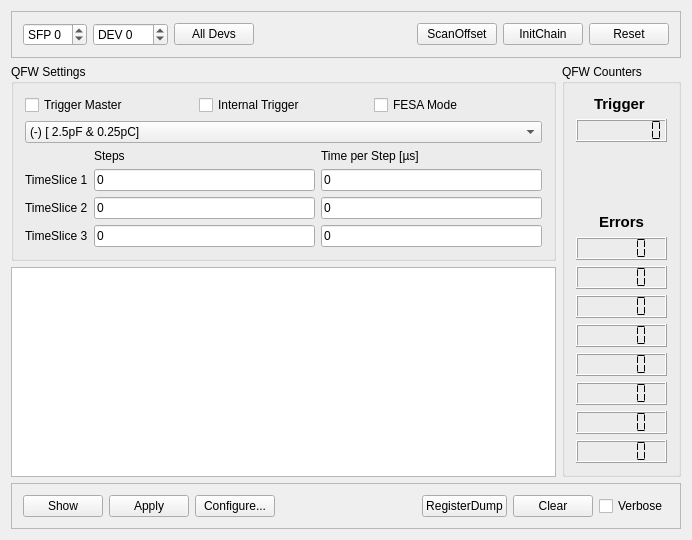
The window that mbspex/gui/qt/PolandGui.ui (gsi-ee/drivers) describes before a commit, drawn with Qt 5.
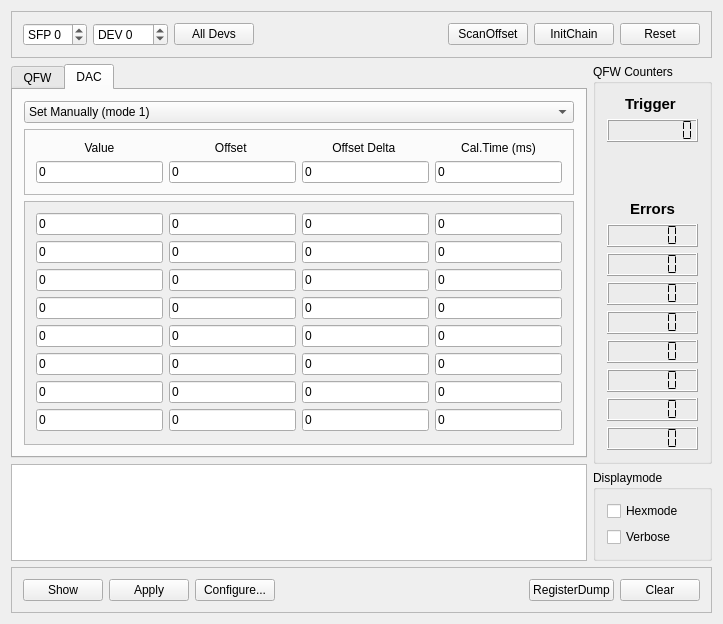
The same window after the commit.

Commit message: Poland gui v0.2 - added dac modes and many features, redesign of view

```diff
--- a/mbspex/gui/qt/PolandGui.ui
+++ b/mbspex/gui/qt/PolandGui.ui
@@ -6,14 +6,14 @@
    <rect>
     <x>0</x>
     <y>0</y>
-    <width>692</width>
-    <height>540</height>
+    <width>723</width>
+    <height>553</height>
    </rect>
   </property>
   <property name="windowTitle">
    <string>POLAND GUI</string>
   </property>
-  <layout class="QGridLayout" name="gridLayout_4">
+  <layout class="QGridLayout" name="gridLayout_2">
    <item row="0" column="0" colspan="2">
     <widget class="QFrame" name="frame">
      <property name="sizePolicy">
@@ -149,21 +149,25 @@
     </widget>
    </item>
    <item row="1" column="0">
-    <widget class="QGroupBox" name="QFWgroupBox">
+    <widget class="QTabWidget" name="QFW_DAC_tabWidget">
      <property name="sizePolicy">
-      <sizepolicy hsizetype="Preferred" vsizetype="Fixed">
+      <sizepolicy hsizetype="Expanding" vsizetype="Fixed">
        <horstretch>0</horstretch>
        <verstretch>0</verstretch>
       </sizepolicy>
      </property>
-     <property name="title">
-      <string>QFW Settings</string>
+     <property name="currentIndex">
+      <number>1</number>
      </property>
-     <layout class="QGridLayout" name="gridLayout_3">
-      <item row="0" column="0">
+     <widget class="QWidget" name="qfwtab">
+      <attribute name="title">
+       <string>QFW</string>
+      </attribute>
+      <layout class="QVBoxLayout" name="verticalLayout_4">
+       <item>
        <layout class="QHBoxLayout" name="horizontalLayout_2">
         <property name="sizeConstraint">
-         <enum>QLayout::SetDefaultConstraint</enum>
+          <enum>QLayout::SetFixedSize</enum>
         </property>
         <item>
          <widget class="QCheckBox" name="MasterTriggerBox">
@@ -188,7 +192,7 @@
         </item>
        </layout>
       </item>
-      <item row="1" column="0">
+       <item>
        <widget class="QComboBox" name="ModeComboBox">
         <property name="toolTip">
          <string>&lt;html&gt;&lt;head/&gt;&lt;body&gt;&lt;p&gt;Select qfw measurement sensitivity range of board&lt;/p&gt;&lt;/body&gt;&lt;/html&gt;</string>
@@ -235,7 +239,7 @@
         </item>
        </widget>
       </item>
-      <item row="2" column="0">
+       <item>
        <layout class="QGridLayout" name="gridLayout">
         <item row="0" column="1">
          <widget class="QLabel" name="TSStepsLabe">
@@ -338,9 +342,555 @@
           </property>
          </widget>
         </item>
-       </layout>
-      </item>
-     </layout>
+         <item row="0" column="1">
+          <widget class="QLabel" name="TSStepsLabe">
+           <property name="text">
+            <string>Steps</string>
+           </property>
+          </widget>
+         </item>
+        </layout>
+       </item>
+       <item>
+        <spacer name="verticalSpacer_2">
+         <property name="orientation">
+          <enum>Qt::Vertical</enum>
+         </property>
+         <property name="sizeHint" stdset="0">
+          <size>
+           <width>20</width>
+           <height>182</height>
+          </size>
+         </property>
+        </spacer>
+       </item>
+      </layout>
+     </widget>
+     <widget class="QWidget" name="DACtab">
+      <attribute name="title">
+       <string>DAC</string>
+      </attribute>
+      <layout class="QVBoxLayout" name="verticalLayout_6">
+       <item>
+        <widget class="QComboBox" name="DACModeComboBox">
+         <property name="toolTip">
+          <string>&lt;html&gt;&lt;head/&gt;&lt;body&gt;&lt;p&gt;Select DAC setup mode&lt;/p&gt;&lt;/body&gt;&lt;/html&gt;</string>
+         </property>
+         <item>
+          <property name="text">
+           <string>Set Manually (mode 1)</string>
+          </property>
+         </item>
+         <item>
+          <property name="text">
+           <string>Test Structure (mode 2)</string>
+          </property>
+         </item>
+         <item>
+          <property name="text">
+           <string>Calibrate (mode 3)</string>
+          </property>
+         </item>
+         <item>
+          <property name="text">
+           <string>All Constant (mode 4)</string>
+          </property>
+         </item>
+        </widget>
+       </item>
+       <item>
+        <widget class="QFrame" name="DACCaliFrame">
+         <property name="sizePolicy">
+          <sizepolicy hsizetype="Preferred" vsizetype="Fixed">
+           <horstretch>0</horstretch>
+           <verstretch>0</verstretch>
+          </sizepolicy>
+         </property>
+         <property name="frameShape">
+          <enum>QFrame::StyledPanel</enum>
+         </property>
+         <property name="frameShadow">
+          <enum>QFrame::Raised</enum>
+         </property>
+         <layout class="QGridLayout" name="gridLayout_9">
+          <item row="0" column="0">
+           <layout class="QGridLayout" name="gridLayout_5">
+            <item row="0" column="0">
+             <widget class="QLabel" name="StartValueLabel">
+              <property name="text">
+               <string>Value</string>
+              </property>
+              <property name="alignment">
+               <set>Qt::AlignCenter</set>
+              </property>
+             </widget>
+            </item>
+            <item row="1" column="0">
+             <widget class="QLineEdit" name="DACStartValueLineEdit">
+              <property name="toolTip">
+               <string>&lt;html&gt;&lt;head/&gt;&lt;body&gt;&lt;p&gt;Value to set to all DACs, or start value for offset calibration&lt;/p&gt;&lt;/body&gt;&lt;/html&gt;</string>
+              </property>
+              <property name="text">
+               <string>0</string>
+              </property>
+             </widget>
+            </item>
+           </layout>
+          </item>
+          <item row="0" column="1">
+           <layout class="QGridLayout" name="gridLayout_6">
+            <item row="0" column="0">
+             <widget class="QLabel" name="OffsetLabel">
+              <property name="text">
+               <string>Offset </string>
+              </property>
+              <property name="alignment">
+               <set>Qt::AlignCenter</set>
+              </property>
+             </widget>
+            </item>
+            <item row="1" column="0">
+             <widget class="QLineEdit" name="DACOffsetLineEdit">
+              <property name="toolTip">
+               <string>&lt;html&gt;&lt;head/&gt;&lt;body&gt;&lt;p&gt;Offset value for DAC calibration&lt;/p&gt;&lt;/body&gt;&lt;/html&gt;</string>
+              </property>
+              <property name="text">
+               <string>0</string>
+              </property>
+             </widget>
+            </item>
+           </layout>
+          </item>
+          <item row="0" column="2">
+           <layout class="QGridLayout" name="gridLayout_7">
+            <item row="0" column="0">
+             <widget class="QLabel" name="DeltaOffsetLabel">
+              <property name="text">
+               <string>Offset Delta </string>
+              </property>
+              <property name="alignment">
+               <set>Qt::AlignCenter</set>
+              </property>
+             </widget>
+            </item>
+            <item row="1" column="0">
+             <widget class="QLineEdit" name="DACDeltaOffsetLineEdit">
+              <property name="toolTip">
+               <string>&lt;html&gt;&lt;head/&gt;&lt;body&gt;&lt;p&gt;Maximum offset tolerance for DAC calibration&lt;/p&gt;&lt;/body&gt;&lt;/html&gt;</string>
+              </property>
+              <property name="text">
+               <string>0</string>
+              </property>
+             </widget>
+            </item>
+           </layout>
+          </item>
+          <item row="0" column="3">
+           <layout class="QGridLayout" name="gridLayout_8">
+            <item row="0" column="0">
+             <widget class="QLabel" name="CalibTimeLabel">
+              <property name="text">
+               <string>Cal.Time (ms)</string>
+              </property>
+              <property name="alignment">
+               <set>Qt::AlignCenter</set>
+              </property>
+             </widget>
+            </item>
+            <item row="1" column="0">
+             <widget class="QLineEdit" name="DACCalibTimeLineEdit">
+              <property name="toolTip">
+               <string>&lt;html&gt;&lt;head/&gt;&lt;body&gt;&lt;p&gt;Calibration time in milliseconds&lt;/p&gt;&lt;/body&gt;&lt;/html&gt;</string>
+              </property>
+              <property name="text">
+               <string>0</string>
+              </property>
+             </widget>
+            </item>
+           </layout>
+          </item>
+         </layout>
+        </widget>
+       </item>
+       <item>
+        <widget class="QScrollArea" name="DACscrollArea">
+         <property name="sizePolicy">
+          <sizepolicy hsizetype="Expanding" vsizetype="Minimum">
+           <horstretch>0</horstretch>
+           <verstretch>0</verstretch>
+          </sizepolicy>
+         </property>
+         <property name="widgetResizable">
+          <bool>true</bool>
+         </property>
+         <widget class="QWidget" name="scrollAreaWidgetContents">
+          <property name="geometry">
+           <rect>
+            <x>0</x>
+            <y>0</y>
+            <width>542</width>
+            <height>236</height>
+           </rect>
+          </property>
+          <layout class="QVBoxLayout" name="verticalLayout">
+           <item>
+            <layout class="QHBoxLayout" name="horizontalLayout_4">
+             <item>
+              <widget class="QLineEdit" name="DAClineEdit_1">
+               <property name="toolTip">
+                <string>&lt;html&gt;&lt;head/&gt;&lt;body&gt;&lt;p&gt;DAC 1 value&lt;/p&gt;&lt;/body&gt;&lt;/html&gt;</string>
+               </property>
+               <property name="text">
+                <string>0</string>
+               </property>
+              </widget>
+             </item>
+             <item>
+              <widget class="QLineEdit" name="DAClineEdit_2">
+               <property name="toolTip">
+                <string>&lt;html&gt;&lt;head/&gt;&lt;body&gt;&lt;p&gt;DAC 2 value&lt;/p&gt;&lt;/body&gt;&lt;/html&gt;</string>
+               </property>
+               <property name="text">
+                <string>0</string>
+               </property>
+              </widget>
+             </item>
+             <item>
+              <widget class="QLineEdit" name="DAClineEdit_3">
+               <property name="toolTip">
+                <string>&lt;html&gt;&lt;head/&gt;&lt;body&gt;&lt;p&gt;DAC 3 value&lt;/p&gt;&lt;/body&gt;&lt;/html&gt;</string>
+               </property>
+               <property name="text">
+                <string>0</string>
+               </property>
+              </widget>
+             </item>
+             <item>
+              <widget class="QLineEdit" name="DAClineEdit_4">
+               <property name="toolTip">
+                <string>&lt;html&gt;&lt;head/&gt;&lt;body&gt;&lt;p&gt;DAC 4 value&lt;/p&gt;&lt;/body&gt;&lt;/html&gt;</string>
+               </property>
+               <property name="text">
+                <string>0</string>
+               </property>
+              </widget>
+             </item>
+            </layout>
+           </item>
+           <item>
+            <layout class="QHBoxLayout" name="horizontalLayout_5">
+             <item>
+              <widget class="QLineEdit" name="DAClineEdit_5">
+               <property name="toolTip">
+                <string>&lt;html&gt;&lt;head/&gt;&lt;body&gt;&lt;p&gt;DAC 5 value&lt;/p&gt;&lt;/body&gt;&lt;/html&gt;</string>
+               </property>
+               <property name="text">
+                <string>0</string>
+               </property>
+              </widget>
+             </item>
+             <item>
+              <widget class="QLineEdit" name="DAClineEdit_6">
+               <property name="toolTip">
+                <string>&lt;html&gt;&lt;head/&gt;&lt;body&gt;&lt;p&gt;DAC 6 value&lt;/p&gt;&lt;/body&gt;&lt;/html&gt;</string>
+               </property>
+               <property name="text">
+                <string>0</string>
+               </property>
+              </widget>
+             </item>
+             <item>
+              <widget class="QLineEdit" name="DAClineEdit_7">
+               <property name="toolTip">
+                <string>&lt;html&gt;&lt;head/&gt;&lt;body&gt;&lt;p&gt;DAC 7 value&lt;/p&gt;&lt;/body&gt;&lt;/html&gt;</string>
+               </property>
+               <property name="text">
+                <string>0</string>
+               </property>
+              </widget>
+             </item>
+             <item>
+              <widget class="QLineEdit" name="DAClineEdit_8">
+               <property name="toolTip">
+                <string>&lt;html&gt;&lt;head/&gt;&lt;body&gt;&lt;p&gt;DAC 8 value&lt;/p&gt;&lt;/body&gt;&lt;/html&gt;</string>
+               </property>
+               <property name="text">
+                <string>0</string>
+               </property>
+              </widget>
+             </item>
+            </layout>
+           </item>
+           <item>
+            <layout class="QHBoxLayout" name="horizontalLayout_6">
+             <item>
+              <widget class="QLineEdit" name="DAClineEdit_9">
+               <property name="toolTip">
+                <string>&lt;html&gt;&lt;head/&gt;&lt;body&gt;&lt;p&gt;DAC 9 value&lt;/p&gt;&lt;/body&gt;&lt;/html&gt;</string>
+               </property>
+               <property name="text">
+                <string>0</string>
+               </property>
+              </widget>
+             </item>
+             <item>
+              <widget class="QLineEdit" name="DAClineEdit_10">
+               <property name="toolTip">
+                <string>&lt;html&gt;&lt;head/&gt;&lt;body&gt;&lt;p&gt;DAC 10 value&lt;/p&gt;&lt;/body&gt;&lt;/html&gt;</string>
+               </property>
+               <property name="text">
+                <string>0</string>
+               </property>
+              </widget>
+             </item>
+             <item>
+              <widget class="QLineEdit" name="DAClineEdit_11">
+               <property name="toolTip">
+                <string>&lt;html&gt;&lt;head/&gt;&lt;body&gt;&lt;p&gt;DAC 11 value&lt;/p&gt;&lt;/body&gt;&lt;/html&gt;</string>
+               </property>
+               <property name="text">
+                <string>0</string>
+               </property>
+              </widget>
+             </item>
+             <item>
+              <widget class="QLineEdit" name="DAClineEdit_12">
+               <property name="toolTip">
+                <string>&lt;html&gt;&lt;head/&gt;&lt;body&gt;&lt;p&gt;DAC 12 value&lt;/p&gt;&lt;/body&gt;&lt;/html&gt;</string>
+               </property>
+               <property name="text">
+                <string>0</string>
+               </property>
+              </widget>
+             </item>
+            </layout>
+           </item>
+           <item>
+            <layout class="QHBoxLayout" name="horizontalLayout_7">
+             <item>
+              <widget class="QLineEdit" name="DAClineEdit_13">
+               <property name="toolTip">
+                <string>&lt;html&gt;&lt;head/&gt;&lt;body&gt;&lt;p&gt;DAC 13 value&lt;/p&gt;&lt;/body&gt;&lt;/html&gt;</string>
+               </property>
+               <property name="text">
+                <string>0</string>
+               </property>
+              </widget>
+             </item>
+             <item>
+              <widget class="QLineEdit" name="DAClineEdit_14">
+               <property name="toolTip">
+                <string>&lt;html&gt;&lt;head/&gt;&lt;body&gt;&lt;p&gt;DAC 14 value&lt;/p&gt;&lt;/body&gt;&lt;/html&gt;</string>
+               </property>
+               <property name="text">
+                <string>0</string>
+               </property>
+              </widget>
+             </item>
+             <item>
+              <widget class="QLineEdit" name="DAClineEdit_15">
+               <property name="toolTip">
+                <string>&lt;html&gt;&lt;head/&gt;&lt;body&gt;&lt;p&gt;DAC 15 value&lt;/p&gt;&lt;/body&gt;&lt;/html&gt;</string>
+               </property>
+               <property name="text">
+                <string>0</string>
+               </property>
+              </widget>
+             </item>
+             <item>
+              <widget class="QLineEdit" name="DAClineEdit_16">
+               <property name="toolTip">
+                <string>&lt;html&gt;&lt;head/&gt;&lt;body&gt;&lt;p&gt;DAC 16 value&lt;/p&gt;&lt;/body&gt;&lt;/html&gt;</string>
+               </property>
+               <property name="text">
+                <string>0</string>
+               </property>
+              </widget>
+             </item>
+            </layout>
+           </item>
+           <item>
+            <layout class="QHBoxLayout" name="horizontalLayout_8">
+             <item>
+              <widget class="QLineEdit" name="DAClineEdit_17">
+               <property name="toolTip">
+                <string>&lt;html&gt;&lt;head/&gt;&lt;body&gt;&lt;p&gt;DAC 17 value&lt;/p&gt;&lt;/body&gt;&lt;/html&gt;</string>
+               </property>
+               <property name="text">
+                <string>0</string>
+               </property>
+              </widget>
+             </item>
+             <item>
+              <widget class="QLineEdit" name="DAClineEdit_18">
+               <property name="toolTip">
+                <string>&lt;html&gt;&lt;head/&gt;&lt;body&gt;&lt;p&gt;DAC 18 value&lt;/p&gt;&lt;/body&gt;&lt;/html&gt;</string>
+               </property>
+               <property name="text">
+                <string>0</string>
+               </property>
+              </widget>
+             </item>
+             <item>
+              <widget class="QLineEdit" name="DAClineEdit_19">
+               <property name="toolTip">
+                <string>&lt;html&gt;&lt;head/&gt;&lt;body&gt;&lt;p&gt;DAC 19 value&lt;/p&gt;&lt;/body&gt;&lt;/html&gt;</string>
+               </property>
+               <property name="text">
+                <string>0</string>
+               </property>
+              </widget>
+             </item>
+             <item>
+              <widget class="QLineEdit" name="DAClineEdit_20">
+               <property name="toolTip">
+                <string>&lt;html&gt;&lt;head/&gt;&lt;body&gt;&lt;p&gt;DAC 20 value&lt;/p&gt;&lt;/body&gt;&lt;/html&gt;</string>
+               </property>
+               <property name="text">
+                <string>0</string>
+               </property>
+              </widget>
+             </item>
+            </layout>
+           </item>
+           <item>
+            <layout class="QHBoxLayout" name="horizontalLayout_9">
+             <item>
+              <widget class="QLineEdit" name="DAClineEdit_21">
+               <property name="toolTip">
+                <string>&lt;html&gt;&lt;head/&gt;&lt;body&gt;&lt;p&gt;DAC 21 value&lt;/p&gt;&lt;/body&gt;&lt;/html&gt;</string>
+               </property>
+               <property name="text">
+                <string>0</string>
+               </property>
+              </widget>
+             </item>
+             <item>
+              <widget class="QLineEdit" name="DAClineEdit_22">
+               <property name="toolTip">
+                <string>&lt;html&gt;&lt;head/&gt;&lt;body&gt;&lt;p&gt;DAC 22 value&lt;/p&gt;&lt;/body&gt;&lt;/html&gt;</string>
+               </property>
+               <property name="text">
+                <string>0</string>
+               </property>
+              </widget>
+             </item>
+             <item>
+              <widget class="QLineEdit" name="DAClineEdit_23">
+               <property name="toolTip">
+                <string>&lt;html&gt;&lt;head/&gt;&lt;body&gt;&lt;p&gt;DAC 23 value&lt;/p&gt;&lt;/body&gt;&lt;/html&gt;</string>
+               </property>
+               <property name="text">
+                <string>0</string>
+               </property>
+              </widget>
+             </item>
+             <item>
+              <widget class="QLineEdit" name="DAClineEdit_24">
+               <property name="toolTip">
+                <string>&lt;html&gt;&lt;head/&gt;&lt;body&gt;&lt;p&gt;DAC 24 value&lt;/p&gt;&lt;/body&gt;&lt;/html&gt;</string>
+               </property>
+               <property name="text">
+                <string>0</string>
+               </property>
+              </widget>
+             </item>
+            </layout>
+           </item>
+           <item>
+            <layout class="QHBoxLayout" name="horizontalLayout_10">
+             <item>
+              <widget class="QLineEdit" name="DAClineEdit_25">
+               <property name="toolTip">
+                <string>&lt;html&gt;&lt;head/&gt;&lt;body&gt;&lt;p&gt;DAC 25 value&lt;/p&gt;&lt;/body&gt;&lt;/html&gt;</string>
+               </property>
+               <property name="text">
+                <string>0</string>
+               </property>
+              </widget>
+             </item>
+             <item>
+              <widget class="QLineEdit" name="DAClineEdit_26">
+               <property name="toolTip">
+                <string>&lt;html&gt;&lt;head/&gt;&lt;body&gt;&lt;p&gt;DAC 26 value&lt;/p&gt;&lt;/body&gt;&lt;/html&gt;</string>
+               </property>
+               <property name="text">
+                <string>0</string>
+               </property>
+              </widget>
+             </item>
+             <item>
+              <widget class="QLineEdit" name="DAClineEdit_27">
+               <property name="toolTip">
+                <string>&lt;html&gt;&lt;head/&gt;&lt;body&gt;&lt;p&gt;DAC 27 value&lt;/p&gt;&lt;/body&gt;&lt;/html&gt;</string>
+               </property>
+               <property name="text">
+                <string>0</string>
+               </property>
+              </widget>
+             </item>
+             <item>
+              <widget class="QLineEdit" name="DAClineEdit_28">
+               <property name="toolTip">
+                <string>&lt;html&gt;&lt;head/&gt;&lt;body&gt;&lt;p&gt;DAC 28 value&lt;/p&gt;&lt;/body&gt;&lt;/html&gt;</string>
+               </property>
+               <property name="text">
+                <string>0</string>
+               </property>
+              </widget>
+             </item>
+            </layout>
+           </item>
+           <item>
+            <layout class="QHBoxLayout" name="horizontalLayout_11">
+             <item>
+              <widget class="QLineEdit" name="DAClineEdit_29">
+               <property name="toolTip">
+                <string>&lt;html&gt;&lt;head/&gt;&lt;body&gt;&lt;p&gt;DAC 29 value&lt;/p&gt;&lt;/body&gt;&lt;/html&gt;</string>
+               </property>
+               <property name="text">
+                <string>0</string>
+               </property>
+              </widget>
+             </item>
+             <item>
+              <widget class="QLineEdit" name="DAClineEdit_30">
+               <property name="toolTip">
+                <string>&lt;html&gt;&lt;head/&gt;&lt;body&gt;&lt;p&gt;DAC 30 value&lt;/p&gt;&lt;/body&gt;&lt;/html&gt;</string>
+               </property>
+               <property name="text">
+                <string>0</string>
+               </property>
+              </widget>
+             </item>
+             <item>
+              <widget class="QLineEdit" name="DAClineEdit_31">
+               <property name="toolTip">
+                <string>&lt;html&gt;&lt;head/&gt;&lt;body&gt;&lt;p&gt;DAC 31 value&lt;/p&gt;&lt;/body&gt;&lt;/html&gt;</string>
+               </property>
+               <property name="text">
+                <string>0</string>
+               </property>
+              </widget>
+             </item>
+             <item>
+              <widget class="QLineEdit" name="DAClineEdit_32">
+               <property name="toolTip">
+                <string>&lt;html&gt;&lt;head/&gt;&lt;body&gt;&lt;p&gt;DAC 32 value&lt;/p&gt;&lt;/body&gt;&lt;/html&gt;</string>
+               </property>
+               <property name="text">
+                <string>0</string>
+               </property>
+              </widget>
+             </item>
+            </layout>
+           </item>
+          </layout>
+         </widget>
+        </widget>
+       </item>
+      </layout>
+     </widget>
     </widget>
    </item>
    <item row="1" column="1" rowspan="2">
@@ -348,8 +898,8 @@
      <property name="title">
       <string>QFW Counters</string>
      </property>
-     <layout class="QGridLayout" name="gridLayout_2">
-      <item row="0" column="0">
+     <layout class="QVBoxLayout" name="verticalLayout_7">
+      <item>
        <layout class="QVBoxLayout" name="verticalLayout_2">
         <item>
          <widget class="QLabel" name="TriggerCounterlabel">
@@ -386,7 +936,7 @@
         </item>
        </layout>
       </item>
-      <item row="1" column="0">
+      <item>
        <spacer name="verticalSpacer">
         <property name="orientation">
          <enum>Qt::Vertical</enum>
@@ -394,12 +944,12 @@
         <property name="sizeHint" stdset="0">
          <size>
           <width>20</width>
-          <height>70</height>
+          <height>10</height>
          </size>
         </property>
        </spacer>
       </item>
-      <item row="2" column="0">
+      <item>
        <layout class="QVBoxLayout" name="verticalLayout_3">
         <item>
          <widget class="QLabel" name="ErrorCounterlabel">
@@ -546,14 +1096,49 @@
      </layout>
     </widget>
    </item>
-   <item row="2" column="0">
+   <item row="2" column="0" rowspan="2">
     <widget class="QPlainTextEdit" name="TextOutput">
      <property name="readOnly">
       <bool>true</bool>
      </property>
     </widget>
    </item>
-   <item row="3" column="0" colspan="2">
+   <item row="3" column="1">
+    <widget class="QGroupBox" name="ModesgroupBox">
+     <property name="sizePolicy">
+      <sizepolicy hsizetype="Preferred" vsizetype="Fixed">
+       <horstretch>0</horstretch>
+       <verstretch>0</verstretch>
+      </sizepolicy>
+     </property>
+     <property name="title">
+      <string>Displaymode</string>
+     </property>
+     <layout class="QVBoxLayout" name="verticalLayout_5">
+      <item>
+       <widget class="QCheckBox" name="HexBox">
+        <property name="toolTip">
+         <string>&lt;html&gt;&lt;head/&gt;&lt;body&gt;&lt;p&gt;Check for hexadecimal numbers mode&lt;/p&gt;&lt;/body&gt;&lt;/html&gt;</string>
+        </property>
+        <property name="text">
+         <string>Hexmode</string>
+        </property>
+       </widget>
+      </item>
+      <item>
+       <widget class="QCheckBox" name="DebugBox">
+        <property name="toolTip">
+         <string>&lt;html&gt;&lt;head/&gt;&lt;body&gt;&lt;p&gt;Check for verbose debug mode of gosipcmd&lt;/p&gt;&lt;/body&gt;&lt;/html&gt;</string>
+        </property>
+        <property name="text">
+         <string>Verbose</string>
+        </property>
+       </widget>
+      </item>
+     </layout>
+    </widget>
+   </item>
+   <item row="4" column="0" colspan="2">
     <widget class="QFrame" name="frame_2">
      <property name="sizePolicy">
       <sizepolicy hsizetype="Preferred" vsizetype="Fixed">
@@ -631,16 +1216,6 @@
         </property>
        </widget>
       </item>
-      <item>
-       <widget class="QCheckBox" name="DebugBox">
-        <property name="toolTip">
-         <string>&lt;html&gt;&lt;head/&gt;&lt;body&gt;&lt;p&gt;Check for verbose debug mode of gosipcmd&lt;/p&gt;&lt;/body&gt;&lt;/html&gt;</string>
-        </property>
-        <property name="text">
-         <string>Verbose</string>
-        </property>
-       </widget>
-      </item>
      </layout>
     </widget>
    </item>
```
Left out of the diff: 7 changed lines with no effect on the pictures. Lines whose indentation alone changed are shown as unchanged. The commit also changes 2 other files.
